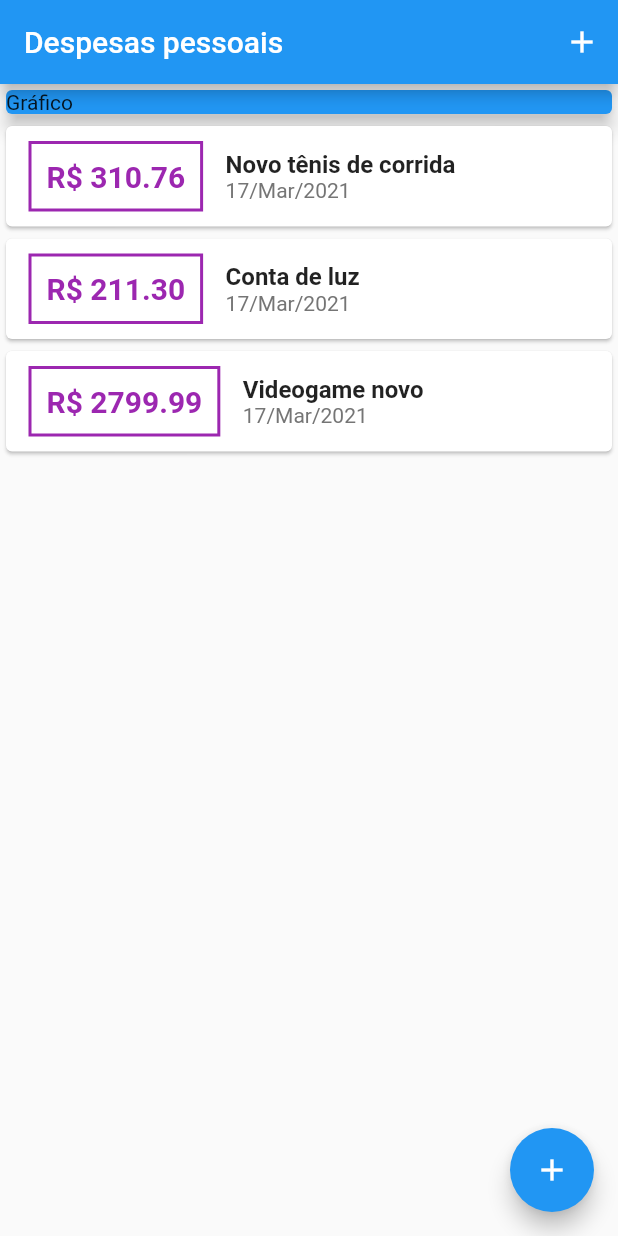
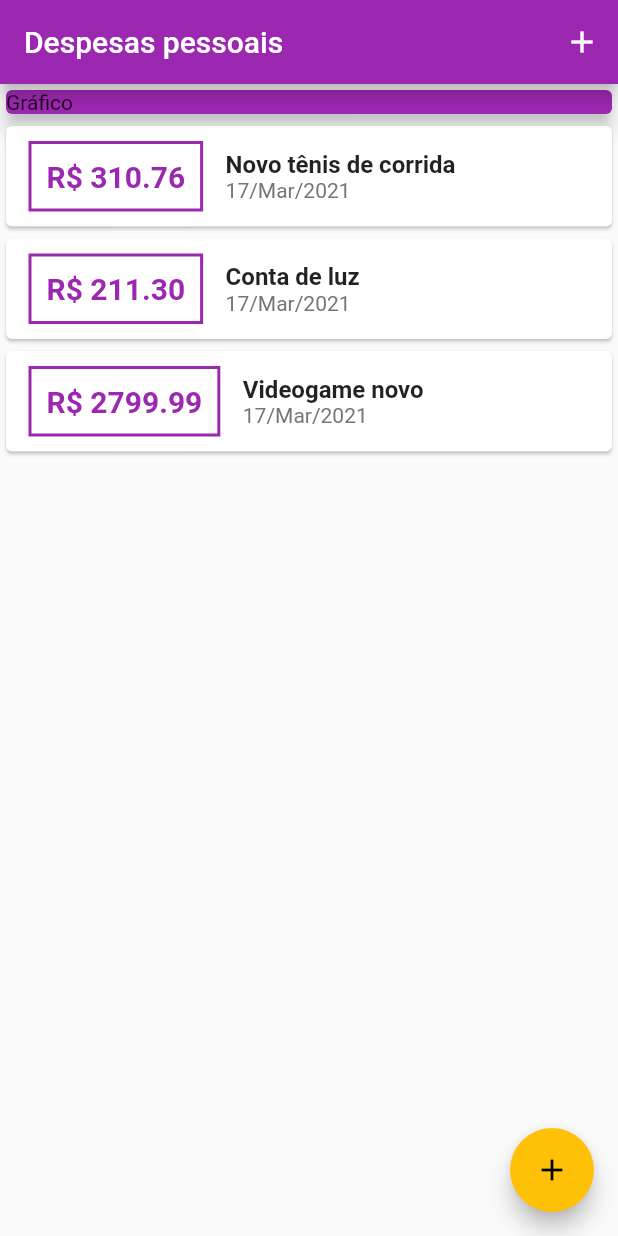
Before and after one commit to diegowinter/curso-flutter, a Flutter app: the screen it shows after launch, on a phone screen of 412 x 824 dp. Run offline on Flutter 3.47's test engine with Material 2 defaults, Android fonts, the phone set to English and light mode, and no system bars.

Commit message:
project(despesas pessoais): estilo com theme

```diff
--- a/expenses/lib/components/transaction_list.dart
+++ b/expenses/lib/components/transaction_list.dart
@@ -21,14 +21,19 @@ class TransactionList extends StatelessWidget {
                 Container(
                   margin: EdgeInsets.symmetric(horizontal: 15, vertical: 10),
                   decoration: BoxDecoration(
-                  border: Border.all(color: Colors.purple, width: 2)),
+                    border: Border.all(
+                      color: Theme.of(context).primaryColor,
+                      width: 2
+                    )
+                  ),
                   padding: EdgeInsets.all(10),
                   child: Text(
                     'R\$ ${tr.value.toStringAsFixed(2)}',
                     style: TextStyle(
                       fontWeight: FontWeight.bold,
                       fontSize: 20,
-                      color: Colors.purple),
+                      color: Theme.of(context).primaryColor
+                    ),
                   ),
                 ),
                 Column(
--- a/expenses/lib/main.dart
+++ b/expenses/lib/main.dart
@@ -12,7 +12,11 @@ class ExpensesApp extends StatelessWidget {
   @override
   Widget build(BuildContext context) {
     return MaterialApp(
-      home: MyHomePage()
+      home: MyHomePage(),
+      theme: ThemeData(
+        primarySwatch: Colors.purple,
+        accentColor: Colors.amber
+      ),
     );
   }
 }
@@ -88,7 +92,7 @@ class _MyHomePageState extends State<MyHomePage> {
           children: <Widget>[
             Container(
               child: Card(
-                color: Colors.blue,
+                color: Theme.of(context).primaryColor,
                 child: Text('Gráfico'),
                 elevation: 5,
               ),
```
